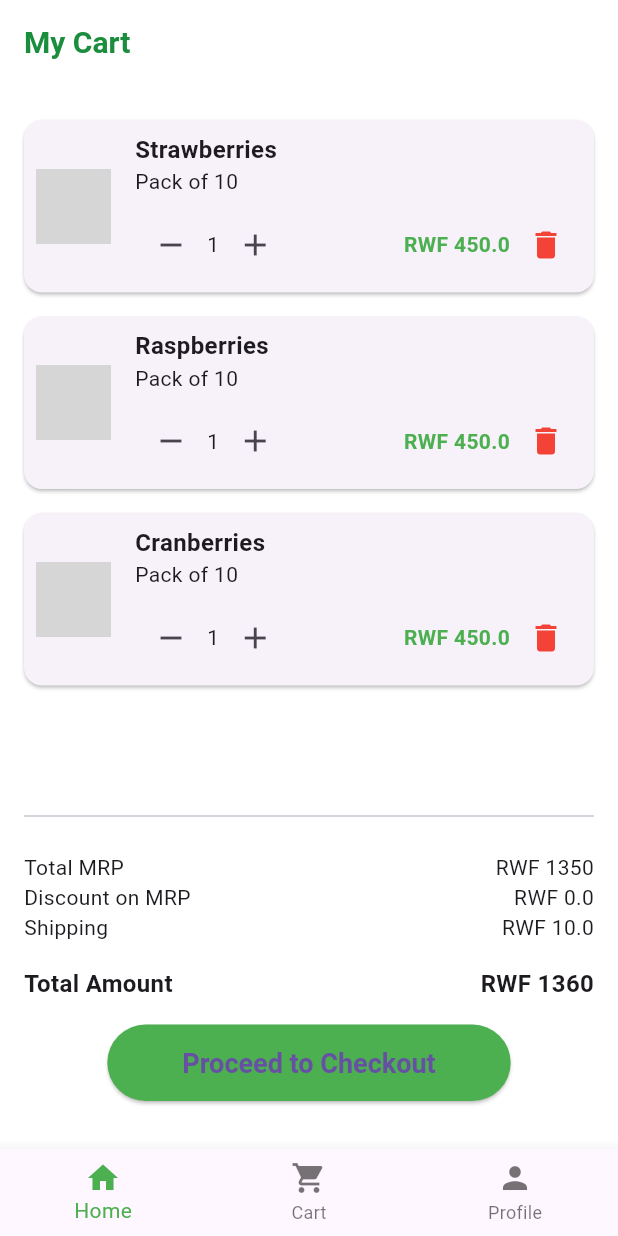
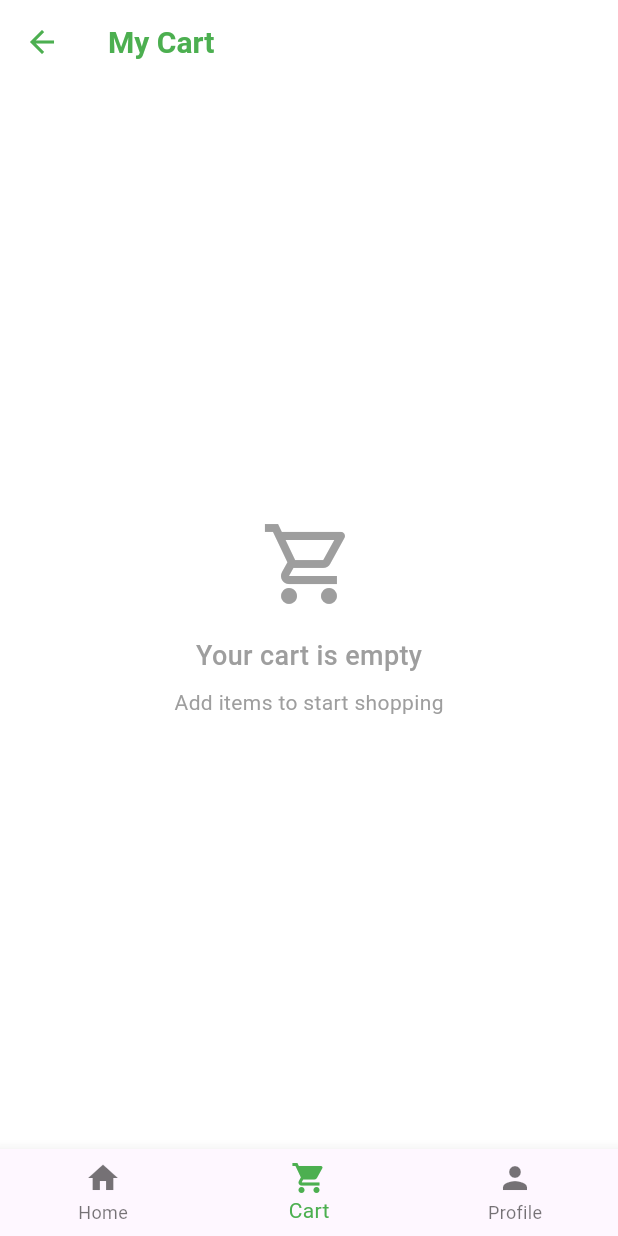
Before and after one commit to cekwedike/group-12-mobile-dev_Farm-Fresh, a Flutter app: the CartPage screen opened directly, on a phone screen of 412 x 824 dp. Run offline on Flutter 3.47's test engine with Material 3 defaults, Android fonts, the phone set to English and light mode, and no system bars; our stand-ins replace firebase_auth, firebase_core; accounts and stored records are empty; grey boxes are pictures that could not be loaded.

Commit message:
Implement CartProvider for managing cart items and integrate with the main application

```diff
--- a/farm_fresh/lib/main.dart
+++ b/farm_fresh/lib/main.dart
@@ -13,8 +13,9 @@ import './screens/details.dart';
 import './screens/profile.dart';
 import './screens/sign_up_screen.dart';
 import './screens/balance_screen.dart';
-import './screens/cart_screen.dart';
+import './screens/cart_screen.dart' as cart_screen;
 import './screens/topupscreen.dart';
+import './screens/cart_provider.dart' show CartProvider;  // Use show to be explicit
 
 void main() async {
   WidgetsFlutterBinding.ensureInitialized();
@@ -32,7 +33,7 @@ void main() async {
         ChangeNotifierProvider(create: (_) => SignInProvider()),
         ChangeNotifierProvider(create: (_) => SplashProvider()),
         ChangeNotifierProvider(create: (_) => TopUpProvider()),
-        // ChangeNotifierProvider(create: (_) => CartProvider()),
+        ChangeNotifierProvider(create: (_) => CartProvider()),  // Using the explicitly imported CartProvider
       ],
       child: const MyApp(),
     ),
@@ -69,7 +70,7 @@ class MyApp extends StatelessWidget {
         '/profile': (context) => const ProfileScreen(),
         '/sign_up': (context) => const SignUpScreen(),
         '/balance': (context) => const BalanceScreen(),
-        '/cart': (context) => const CartPage(),
+        '/cart': (context) => const cart_screen.CartPage(),
         '/splash_screen': (context) => const SplashScreen(),
         '/sign_in': (context) => const SignInScreen(),
         '/top_up': (context) => const TopUpScreen(),
@@ -89,7 +90,6 @@ class _SplashScreenState extends State<SplashScreen> {
   @override
   void initState() {
     super.initState();
-    // Generate a random delay between 8 to 12 seconds
     final int randomSeconds = Random().nextInt(5) + 8;
 
     Timer(Duration(seconds: randomSeconds), () {
@@ -117,7 +117,6 @@ class _SplashScreenState extends State<SplashScreen> {
             Stack(
               alignment: Alignment.center,
               children: [
-                // Main large logo with shadow
                 Container(
                   width: 80,
                   height: 80,
@@ -139,7 +138,6 @@ class _SplashScreenState extends State<SplashScreen> {
                     ),
                   ),
                 ),
-                // Top logo with shadow
                 Positioned(
                   bottom: 60,
                   child: Container(
@@ -164,7 +162,6 @@ class _SplashScreenState extends State<SplashScreen> {
                     ),
                   ),
                 ),
-                // Bottom logo with shadow
                 Positioned(
                   top: 60,
                   child: Container(
--- /dev/null
+++ b/farm_fresh/lib/screens/cart_provider.dart
@@ -0,0 +1,70 @@
+import 'package:flutter/material.dart';
+
+class CartProvider extends ChangeNotifier {
+  final List<CartItem> _items = [];
+
+  List<CartItem> get items => _items;
+
+  double get totalPrice {
+    return _items.fold(0, (sum, item) => sum + (item.price * item.quantity));
+  }
+
+  void addItem(CartItem item) {
+    // Check if item already exists
+    final existingIndex = _items.indexWhere((i) => i.name == item.name);
+    if (existingIndex >= 0) {
+      // If item exists, increment quantity
+      _items[existingIndex] = CartItem(
+        name: item.name,
+        description: item.description,
+        quantity: _items[existingIndex].quantity + item.quantity,
+        price: item.price,
+        image: item.image,
+      );
+    } else {
+      // If item doesn't exist, add it
+      _items.add(item);
+    }
+    notifyListeners();
+  }
+
+  void removeItem(int index) {
+    _items.removeAt(index);
+    notifyListeners();
+  }
+
+  void updateQuantity(int index, int newQuantity) {
+    if (newQuantity > 0) {
+      final item = _items[index];
+      _items[index] = CartItem(
+        name: item.name,
+        description: item.description,
+        quantity: newQuantity,
+        price: item.price,
+        image: item.image,
+      );
+      notifyListeners();
+    }
+  }
+
+  void clearCart() {
+    _items.clear();
+    notifyListeners();
+  }
+}
+
+class CartItem {
+  final String name;
+  final String description;
+  final int quantity;
+  final double price;
+  final String image;
+
+  CartItem({
+    required this.name,
+    required this.description,
+    required this.quantity,
+    required this.price,
+    required this.image,
+  });
+}
--- a/farm_fresh/lib/screens/cart_screen.dart
+++ b/farm_fresh/lib/screens/cart_screen.dart
@@ -1,99 +1,66 @@
 import 'package:flutter/material.dart';
+import 'package:provider/provider.dart';
+import './cart_provider.dart';
 
-void main() {
-  runApp(const MyApp());
-}
-
-class MyApp extends StatelessWidget {
-  const MyApp({super.key});
+class CartPage extends StatelessWidget {
+  const CartPage({super.key});
 
   @override
   Widget build(BuildContext context) {
-    return const MaterialApp(
-      title: 'Shopping Cart',
-      home: CartPage(),
+    return ChangeNotifierProvider(
+      create: (_) => CartProvider(),
+      child: Scaffold(
+        appBar: AppBar(
+          title: const Text(
+            'My Cart',
+            style: TextStyle(color: Colors.green),
+          ),
+          backgroundColor: Colors.white,
+          elevation: 0,
+          iconTheme: const IconThemeData(color: Colors.green),
+        ),
+        body: Consumer<CartProvider>(
+          builder: (context, cartProvider, child) {
+            if (cartProvider.items.isEmpty) {
+              return const Center(
+                child: Column(
+                  mainAxisAlignment: MainAxisAlignment.center,
+                  children: [
+                    Icon(
+                      Icons.shopping_cart_outlined,
+                      size: 64,
+                      color: Colors.grey,
+                    ),
+                    SizedBox(height: 16),
+                    Text(
+                      'Your cart is empty',
+                      style: TextStyle(
+                        fontSize: 18,
+                        color: Colors.grey,
+                        fontWeight: FontWeight.w500,
+                      ),
+                    ),
+                    SizedBox(height: 8),
+                    Text(
+                      'Add items to start shopping',
+                      style: TextStyle(
+                        color: Colors.grey,
+                      ),
+                    ),
+                  ],
+                ),
               );
             }
-}
 
-// Define the CartItem model with the required parameters
-class CartItem {
-  String name;
-  String description;
-  int quantity;
-  double price;
-  String image; // This should remain a String
-
-  CartItem({
-    required this.name,
-    required this.description,
-    required this.quantity,
-    required this.price,
-    required this.image,
-  });
-}
-
-class CartPage extends StatefulWidget {
-  const CartPage({super.key});
-
-  @override
-  _CartPageState createState() => _CartPageState();
-}
-
-// State class for CartPage
-class _CartPageState extends State<CartPage> {
-  // List of CartItem objects for the cart
-  List<CartItem> cartItems = [
-    CartItem(
-      name: "Strawberries",
-      description: "Pack of 10",
-      quantity: 1,
-      price: 450.0,
-      image: 'assets/berries.jpg',
-    ),
-    CartItem(
-      name: "Raspberries",
-      description: "Pack of 10",
-      quantity: 1,
-      price: 450.0,
-      image: 'assets/berries.jpg',
-    ),
-    CartItem(
-      name: "Cranberries",
-      description: "Pack of 10",
-      quantity: 1,
-      price: 450.0,
-      image: 'assets/berries.jpg',
-    ),
-  ];
-
-  // Calculate the total price of the cart items
-  double get totalPrice {
-    double total = 0;
-    for (var item in cartItems) {
-      total += item.quantity * item.price;
-    }
-    return total;
-  }
-
-  @override
-  Widget build(BuildContext context) {
-    return Scaffold(
-      appBar: AppBar(
-        title: const Text('My Cart'),
-        backgroundColor: Colors.white,
-        elevation: 0,
-        foregroundColor: Colors.black,
-      ),
-      body: Padding(
+            return Padding(
               padding: const EdgeInsets.all(16.0),
               child: Column(
                 children: [
                   Expanded(
                     child: ListView.builder(
-                itemCount: cartItems.length,
+                      itemCount: cartProvider.items.length,
                       itemBuilder: (context, index) {
-                  final item = cartItems[index];
+                        final item = cartProvider.items[index];
                         return Card(
                           margin: const EdgeInsets.symmetric(vertical: 8.0),
                           child: Padding(
@@ -122,40 +89,21 @@ class _CartPageState extends State<CartPage> {
                                       const SizedBox(height: 8),
                                       Row(
                                         children: [
-                                    IconButton(
-                                      icon: const Icon(Icons.remove),
-                                      onPressed: () {
-                                        setState(() {
-                                          if (item.quantity > 1) {
-                                            item.quantity--;
-                                          }
-                                        });
-                                      },
-                                    ),
-                                    Text('${item.quantity}'),
-                                    IconButton(
-                                      icon: const Icon(Icons.add),
-                                      onPressed: () {
-                                        setState(() {
-                                          item.quantity++;
-                                        });
-                                      },
-                                    ),
-                                    const Spacer(),
                                           Text(
-                                      'RWF ${item.price * item.quantity}',
+                                            'RWF ${(item.price * item.quantity).toStringAsFixed(0)}',
                                             style: const TextStyle(
                                               fontWeight: FontWeight.bold,
                                               color: Colors.green,
                                             ),
                                           ),
+                                          const Spacer(),
                                           IconButton(
-                                      icon: const Icon(Icons.delete,
-                                          color: Colors.red),
+                                            icon: const Icon(
+                                              Icons.delete,
+                                              color: Colors.red,
+                                            ),
                                             onPressed: () {
-                                        setState(() {
-                                          cartItems.removeAt(index);
-                                        });
+                                              cartProvider.removeItem(index);
                                             },
                                           ),
                                         ],
@@ -175,27 +123,6 @@ class _CartPageState extends State<CartPage> {
                     padding: const EdgeInsets.symmetric(vertical: 16.0),
                     child: Column(
                       children: [
-                  Row(
-                    mainAxisAlignment: MainAxisAlignment.spaceBetween,
-                    children: [
-                      const Text('Total MRP'),
-                      Text('RWF ${totalPrice.toStringAsFixed(0)}'),
-                    ],
-                  ),
-                  const Row(
-                    mainAxisAlignment: MainAxisAlignment.spaceBetween,
-                    children: [
-                      Text('Discount on MRP'),
-                      Text('RWF 0.0'),
-                    ],
-                  ),
-                  const Row(
-                    mainAxisAlignment: MainAxisAlignment.spaceBetween,
-                    children: [
-                      Text('Shipping'),
-                      Text('RWF 10.0'),
-                    ],
-                  ),
                         const SizedBox(height: 16),
                         Row(
                           mainAxisAlignment: MainAxisAlignment.spaceBetween,
@@ -203,26 +130,34 @@ class _CartPageState extends State<CartPage> {
                             const Text(
                               'Total Amount',
                               style: TextStyle(
-                            fontWeight: FontWeight.bold, fontSize: 16),
+                                fontWeight: FontWeight.bold,
+                                fontSize: 16,
+                              ),
                             ),
                             Text(
-                        'RWF ${(totalPrice + 10).toStringAsFixed(0)}',
+                              'RWF ${(cartProvider.totalPrice).toStringAsFixed(0)}',
                               style: const TextStyle(
-                            fontWeight: FontWeight.bold, fontSize: 16),
+                                fontWeight: FontWeight.bold,
+                                fontSize: 16,
+                              ),
                             ),
                           ],
                         ),
                         const SizedBox(height: 16),
                         ElevatedButton(
                           onPressed: () {
-                      // Proceed to Checkout
+                            Navigator.pushNamed(context, '/top_up');
                           },
                           style: ElevatedButton.styleFrom(
                             backgroundColor: Colors.green,
                             padding: const EdgeInsets.symmetric(
-                          horizontal: 50.0, vertical: 15.0),
+                              horizontal: 50.0,
+                              vertical: 15.0,
+                            ),
                             textStyle: const TextStyle(
-                          fontSize: 18, fontWeight: FontWeight.bold),
+                              fontSize: 18,
+                              fontWeight: FontWeight.bold,
+                            ),
                           ),
                           child: const Text('Proceed to Checkout'),
                         ),
@@ -231,6 +166,8 @@ class _CartPageState extends State<CartPage> {
                   ),
                 ],
               ),
+            );
+          },
         ),
         bottomNavigationBar: BottomNavigationBar(
           items: const <BottomNavigationBarItem>[
@@ -247,19 +184,17 @@ class _CartPageState extends State<CartPage> {
               label: 'Profile',
             ),
           ],
+          currentIndex: 1,
+          selectedItemColor: Colors.green,
           onTap: (index) {
-          // Handle navigation
             if (index == 0) {
-            Navigator.pushNamed(context, '/');
-          }
-          if (index == 1) {
-            Navigator.pushNamed(context, '/cart');
+              Navigator.pushReplacementNamed(context, '/');
             }
             if (index == 2) {
-            Navigator.pushNamed(context, '/profile');
+              Navigator.pushReplacementNamed(context, '/profile');
             }
           },
-        selectedItemColor: Colors.green,
+        ),
       ),
     );
   }
```
Also changed, not shown: farm_fresh/lib/screens/details.dart (+76 -43 lines), farm_fresh/lib/screens/explorescreen.dart (+22 -28 lines). Lines whose indentation alone changed are shown as unchanged.
